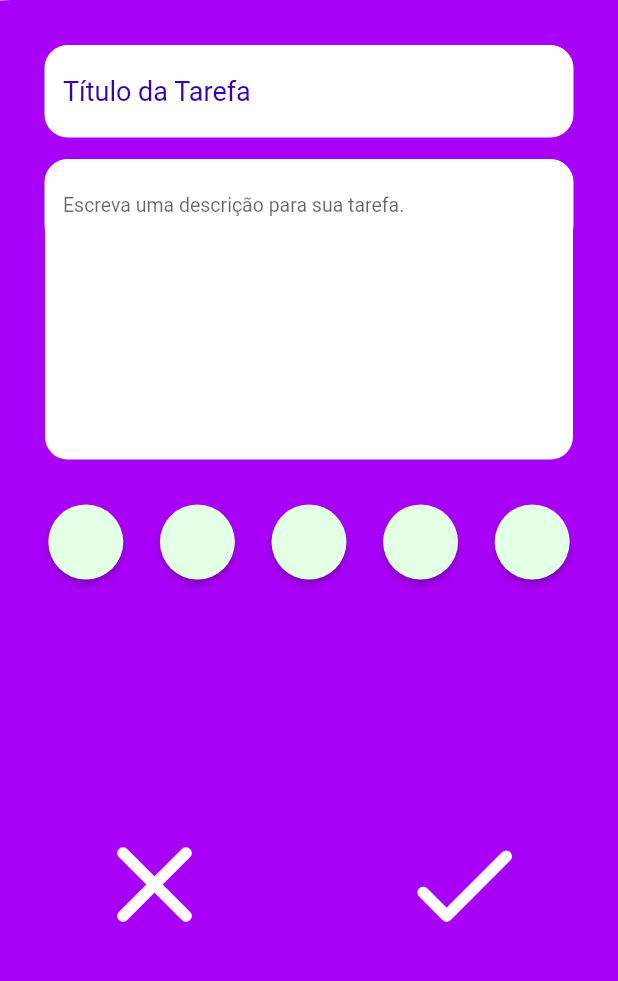
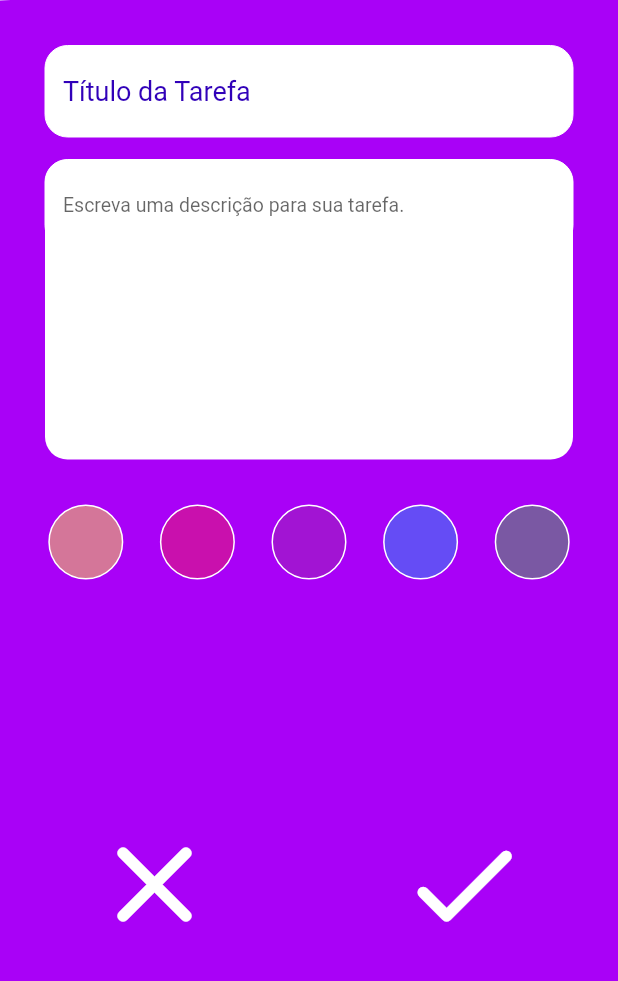
Before and after one commit to DesenvolvedorDOM23/todo_app, a Flutter app: the screen it shows after launch, on a phone screen of 412 x 824 dp, the part 109-1090 px from its top. Run offline on Flutter 3.47's test engine with Material 2 defaults, Android fonts, the phone set to English and light mode, and no system bars; Roboto replaces fonts that are missing (Montserrat-Bold, Tahoma).

Commit message:
atualizando tela de registro de todos: repositorys e controllers

```diff
--- /dev/null
+++ b/todo_app/lib/controllers/create_tasks_controller.dart
@@ -0,0 +1,21 @@
+import 'package:flutter/material.dart';
+import 'package:todo_app/model/data/api/create_tasks_repository.dart';
+
+class CreateTasksController extends ChangeNotifier {
+  final CreateTodoRepository createTodoRepository;
+
+  String colorSelected = '';
+
+  CreateTasksController(this.createTodoRepository);
+
+  void changesColor(String novaCor) {
+    colorSelected = novaCor;
+    notifyListeners();
+  }
+
+  void registrarTodo(String title, String description) {
+    createTodoRepository
+        .createTodo(title, description, colorSelected)
+        .then((value) {});
+  }
+}
--- a/todo_app/lib/main.dart
+++ b/todo_app/lib/main.dart
@@ -1,5 +1,8 @@
 import 'package:flutter/material.dart';
-import './view/pages/create_tasks_page.dart';
+import 'package:provider/provider.dart';
+import 'package:todo_app/controllers/create_tasks_controller.dart';
+import 'package:todo_app/model/data/api/create_tasks_repository.dart';
+import 'package:todo_app/view/pages/create_tasks_page.dart';
 
 void main() {
   runApp(const MyApp());
@@ -11,14 +14,22 @@ class MyApp extends StatelessWidget {
   // This widget is the root of your application.
   @override
   Widget build(BuildContext context) {
-    return MaterialApp(
-      title: 'Todo App',
-      theme: ThemeData(
-        primarySwatch: Colors.blue,
+    return MultiProvider(
+      providers: [
+        Provider<CreateTodoRepository>(create: (_) => CreateTodoRepository()),
+        ChangeNotifierProvider(
+          create: (context) => CreateTasksController(context.read()),
+        ),
+      ],
+      child: MaterialApp(
+        title: 'Todo App',
+        theme: ThemeData(
+          primarySwatch: Colors.blue,
+        ),
+        routes: {
+          '/': (context) => const CreateTodo(),
+        },
       ),
-      routes: {
-        '/': (context) => const Create(),
-      },
     );
   }
 }
--- /dev/null
+++ b/todo_app/lib/model/data/api/create_tasks_repository.dart
@@ -0,0 +1,27 @@
+// ignore_for_file: unused_local_variable
+import 'dart:convert';
+import 'package:http/http.dart' as http;
+
+class CreateTodoRepository {
+  String baseUrl = "https://lovepeople-todo.onrender.com/api/";
+
+  Future createTodo(String titulo, String descricao, String cor) {
+    Uri uri = Uri.parse('${baseUrl}todos');
+    return http.post(
+      uri,
+      body: {
+        "data": {
+          "title": titulo,
+          "description": descricao,
+          "color": cor,
+        }
+      },
+    ).then((value) {
+      if (value.statusCode == 200) {
+        Map json = jsonDecode(value.body);
+        return json['data'];
+      }
+      return null;
+    });
+  }
+}
--- a/todo_app/lib/view/pages/create_tasks_page.dart
+++ b/todo_app/lib/view/pages/create_tasks_page.dart
@@ -1,16 +1,18 @@
-// import 'dart:html';
-
 // ignore_for_file: prefer_const_constructors
 
+import 'dart:convert';
+import 'package:http/http.dart' as http;
 import 'package:flutter/material.dart';
+import 'package:provider/provider.dart';
+import 'package:todo_app/controllers/create_tasks_controller.dart';
 
-class Create extends StatefulWidget {
-  const Create({super.key});
+class CreateTodo extends StatefulWidget {
+  const CreateTodo({super.key});
   @override
-  State<Create> createState() => _CreateState();
+  State<CreateTodo> createState() => _CreateState();
 }
 
-class _CreateState extends State<Create> {
+class _CreateState extends State<CreateTodo> {
   final TextEditingController _taskController = TextEditingController();
   final TextEditingController _descriptionController = TextEditingController();
 
@@ -19,10 +21,11 @@ class _CreateState extends State<Create> {
 
   @override
   Widget build(BuildContext context) {
+    return Consumer<CreateTasksController>(
+        builder: (context, controller, child) {
       return SafeArea(
         child: Scaffold(
-        // ignore: prefer_const_constructors
-        backgroundColor: Color.fromRGBO(169, 1, 247, 1),
+          backgroundColor: Color(0xFFA901F7),
           // backgroundColor: const Color.fromRGBO(169, 1, 247, 1),
           body: SingleChildScrollView(
             child: Column(
@@ -34,16 +37,21 @@ class _CreateState extends State<Create> {
                       height: 73,
                       width: 73,
                       decoration: BoxDecoration(
-                        color: Colors.white,
+                          color: Color(0xFFFFFFFF),
                           borderRadius: BorderRadius.only(
                               bottomRight: Radius.circular(73))),
                       child: Padding(
                         padding: EdgeInsets.only(
                             top: 12, left: 10, bottom: 24, right: 20),
+                        child: InkWell(
+                          onTap: () {
+                            login('lovepeople@email.com', '123456');
+                          },
                           child: Image.asset(
                             'assets/images/logo.png',
                             height: 37,
                             width: 39,
+                          ),
                         ),
                       ),
                     ),
@@ -59,7 +67,7 @@ class _CreateState extends State<Create> {
                         textAlign: TextAlign.center,
                         style: TextStyle(
                           fontFamily: 'Montserrat-Bold',
-                        color: Colors.white,
+                          color: Color(0xFFFFFFFF),
                           fontSize: 25,
                           overflow: TextOverflow.fade,
                         ),
@@ -83,11 +91,10 @@ class _CreateState extends State<Create> {
                           },
                           decoration: InputDecoration(
                             filled: true,
-                          fillColor: Color.fromRGBO(255, 255, 255, 1),
+                            fillColor: Color(0xFFFFFFFF),
                             enabledBorder: OutlineInputBorder(
                               borderSide: BorderSide(
-                                width: 0,
-                                color: Color.fromARGB(255, 255, 255, 255)),
+                                  width: 0, color: Color(0xFFFFFFFF)),
                               borderRadius: BorderRadius.all(
                                 Radius.circular(15),
                               ),
@@ -98,7 +105,7 @@ class _CreateState extends State<Create> {
                             hintStyle: TextStyle(
                                 fontFamily: 'Tahoma',
                                 fontSize: 18,
-                              color: Color.fromRGBO(49, 1, 185, 1)),
+                                color: Color(0xFF3101B9)),
                           ),
                         ),
                       ),
@@ -108,7 +115,7 @@ class _CreateState extends State<Create> {
                       Container(
                         height: 200,
                         decoration: BoxDecoration(
-                        color: Color.fromRGBO(255, 255, 255, 1),
+                          color: Color(0xFFFFFFFF),
                           borderRadius: BorderRadius.all(
                             Radius.circular(15),
                           ),
@@ -125,11 +132,10 @@ class _CreateState extends State<Create> {
                             },
                             decoration: const InputDecoration(
                               filled: true,
-                            fillColor: Color.fromRGBO(255, 255, 255, 1),
+                              fillColor: Color(0xFFFFFFFF),
                               enabledBorder: OutlineInputBorder(
                                 borderSide: BorderSide(
-                                  width: 0,
-                                  color: Color.fromRGBO(255, 255, 255, 1)),
+                                    width: 0, color: Color(0xFFFFFFFF)),
                                 borderRadius: BorderRadius.all(
                                   Radius.circular(15),
                                 ),
@@ -137,7 +143,8 @@ class _CreateState extends State<Create> {
                               floatingLabelAlignment:
                                   FloatingLabelAlignment.start,
                               alignLabelWithHint: true,
-                            hintText: 'Escreva uma descrição para sua tarefa.',
+                              hintText:
+                                  'Escreva uma descrição para sua tarefa.',
                               hintMaxLines: 10,
                               hintStyle: TextStyle(
                                 fontFamily: 'Tahoma',
@@ -155,11 +162,91 @@ class _CreateState extends State<Create> {
                   child: Row(
                     mainAxisAlignment: MainAxisAlignment.spaceAround,
                     children: [
-                    colorButton('', color: Color.fromRGBO(255, 242, 204, 1)),
-                    colorButton('', color: Color.fromRGBO(255, 217, 240, 1)),
-                    colorButton('', color: Color.fromRGBO(232, 197, 255, 1)),
-                    colorButton('', color: Color.fromRGBO(202, 251, 255, 1)),
-                    colorButton('', color: Color.fromRGBO(227, 255, 230, 1)),
+                      InkWell(
+                        onTap: () {
+                          controller.changesColor('0xFFFFF2CC');
+                        },
+                        child: Container(
+                          height: 50,
+                          width: 50,
+                          decoration: BoxDecoration(
+                              border: Border.all(
+                                  width: 1.0, color: Color(0xFFFFFFFF)),
+                              color: Color(0xFFFFEB3B).withOpacity(
+                                  controller.colorSelected == '0xFFFFF2CC'
+                                      ? 1
+                                      : 0.5),
+                              borderRadius: BorderRadius.circular(25)),
+                        ),
+                      ),
+                      InkWell(
+                        onTap: () {
+                          controller.changesColor('0xffFFD9F0');
+                        },
+                        child: Container(
+                          height: 50,
+                          width: 50,
+                          decoration: BoxDecoration(
+                              border: Border.all(
+                                  width: 1.0, color: Color(0xFFFFFFFF)),
+                              color: Color(0xFFE91E63).withOpacity(
+                                  controller.colorSelected == '0xffFFD9F0'
+                                      ? 1
+                                      : 0.5),
+                              borderRadius: BorderRadius.circular(25)),
+                        ),
+                      ),
+                      InkWell(
+                        onTap: () {
+                          controller.changesColor('0xFFE8C5FF');
+                        },
+                        child: Container(
+                          height: 50,
+                          width: 50,
+                          decoration: BoxDecoration(
+                              border: Border.all(
+                                  width: 1.0, color: Color(0xFFFFFFFF)),
+                              color: Color(0xFF9C27B0).withOpacity(
+                                  controller.colorSelected == '0xFFE8C5FF'
+                                      ? 1
+                                      : 0.5),
+                              borderRadius: BorderRadius.circular(25)),
+                        ),
+                      ),
+                      InkWell(
+                        onTap: () {
+                          controller.changesColor('0xFFCAFBFF');
+                        },
+                        child: Container(
+                          height: 50,
+                          width: 50,
+                          decoration: BoxDecoration(
+                              border: Border.all(
+                                  width: 1.0, color: Color(0xFFFFFFFF)),
+                              color: Colors.blue.withOpacity(
+                                  controller.colorSelected == '0xFFCAFBFF'
+                                      ? 1
+                                      : 0.5),
+                              borderRadius: BorderRadius.circular(25)),
+                        ),
+                      ),
+                      InkWell(
+                        onTap: () {
+                          controller.changesColor('0xFFE3FFE6');
+                        },
+                        child: Container(
+                          height: 50,
+                          width: 50,
+                          decoration: BoxDecoration(
+                              border: Border.all(
+                                  width: 1.0, color: Color(0xFFFFFFFF)),
+                              color: Colors.green.withOpacity(
+                                  controller.colorSelected == '0xFFE3FFE6'
+                                      ? 1
+                                      : 0.5),
+                              borderRadius: BorderRadius.circular(25)),
+                        ),
+                      ),
                     ],
                   ),
                 ),
@@ -172,23 +259,20 @@ class _CreateState extends State<Create> {
                         iconSize: 90,
                         icon: Icon(
                           Icons.close_rounded,
-                        color: Color.fromRGBO(255, 255, 255, 1),
+                          color: Color(0xFFFFFFFF),
                         ),
                         onPressed: () {
-                        // Navigator.pop(context);
-                        // Navigator.of(context).push(MaterialPageRoute(
-                        //     builder: (context) => Listagem()));
+                          //TODO: aguardando o merge com a tela de listagem
                         },
                       ),
                       IconButton(
                         iconSize: 90,
                         icon: Icon(
                           Icons.check_rounded,
-                        color: Color.fromRGBO(255, 255, 255, 1),
+                          color: Color(0xFFFFFFFF),
                         ),
                         onPressed: () {
-                        // Navigator.of(context).push(MaterialPageRoute(
-                        //     builder: (context) => Listagem()));
+                          //TODO: aguardando o merge com a tela de listagem
                         },
                       ),
                     ],
@@ -199,30 +283,29 @@ class _CreateState extends State<Create> {
           ),
         ),
       );
+    });
   }
 }
 
-Widget colorButton(String text, {Color color = Colors.grey}) {
-  return ElevatedButton(
-    style: ButtonStyle(
-        fixedSize: MaterialStateProperty.all(Size.fromHeight(50)),
-        backgroundColor:
-            MaterialStateProperty.all((Color.fromRGBO(227, 255, 230, 1))),
-        shape: MaterialStateProperty.all(
-          CircleBorder(),
-        )),
-    child: Text(''),
-    onPressed: () {},
-  );
+Future<String?> login(String email, String senha) {
+  const String KEY_TOKEN = 'token';
+  String baseUrl = 'https://lovepeople-todo.onrender.com/api/';
+
+  Uri uri = Uri.parse('${baseUrl}auth/local');
+  return http.post(
+    uri,
+    body: {
+      'identifier': email,
+      'password': senha,
+    },
+  ).then((value) {
+    if (value.statusCode == 200) {
+      // ignore: avoid_print
+      print(value.statusCode);
+      Map json = jsonDecode(value.body);
+      return json['jwt'];
+    } else {
+      return null;
     }
-
-// Widget actionButton(Widget icon, {Color color = Colors.white}) {
-//   return IconButton(
-//     iconSize: 90,
-//     icon: const Icon(
-//       Icons.check_rounded,
-//       color: Colors.white,
-//     ),
-//     onPressed: () {},
-//   );
-// }
+  });
+}
--- a/todo_app/pubspec.yaml
+++ b/todo_app/pubspec.yaml
@@ -32,10 +32,8 @@ dependencies:
   flutter:
     sdk: flutter
   provider: ^6.0.5
-
-  # The following adds the Cupertino Icons font to your application.
-  # Use with the CupertinoIcons class for iOS style icons.
-  cupertino_icons: ^1.0.2
+  http: ^0.13.5
+  shared_preferences: ^2.0.18
 
 dev_dependencies:
   flutter_test:
```
Also changed, not shown: todo_app/pubspec.lock. Lines whose indentation alone changed are shown as unchanged.
